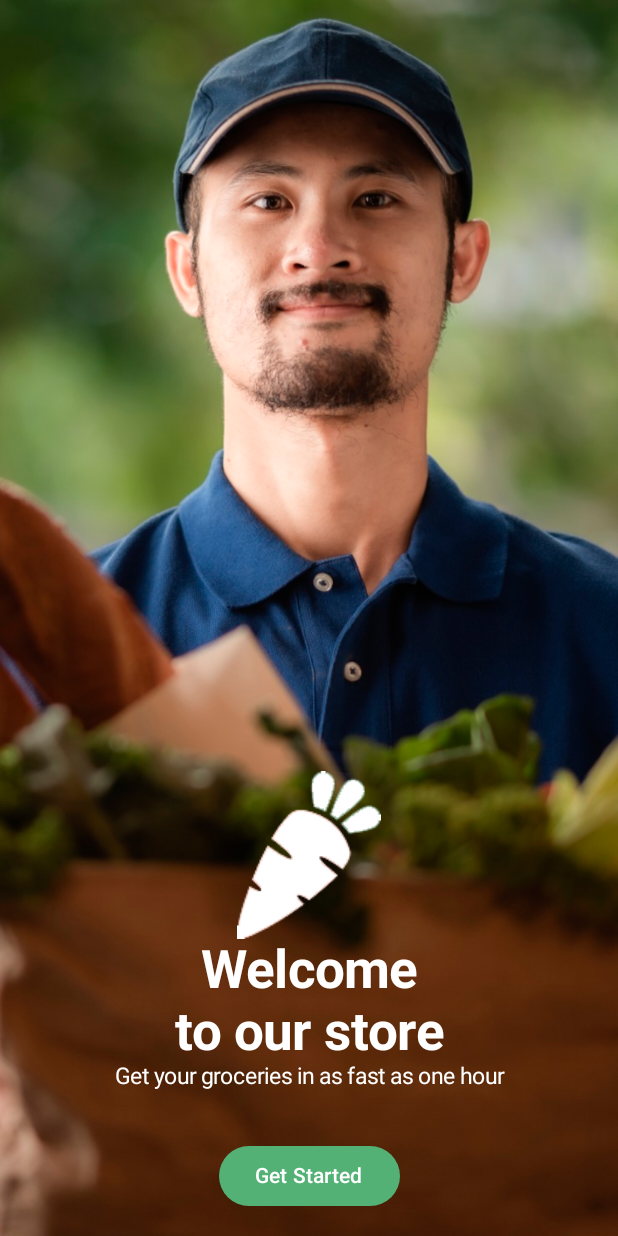
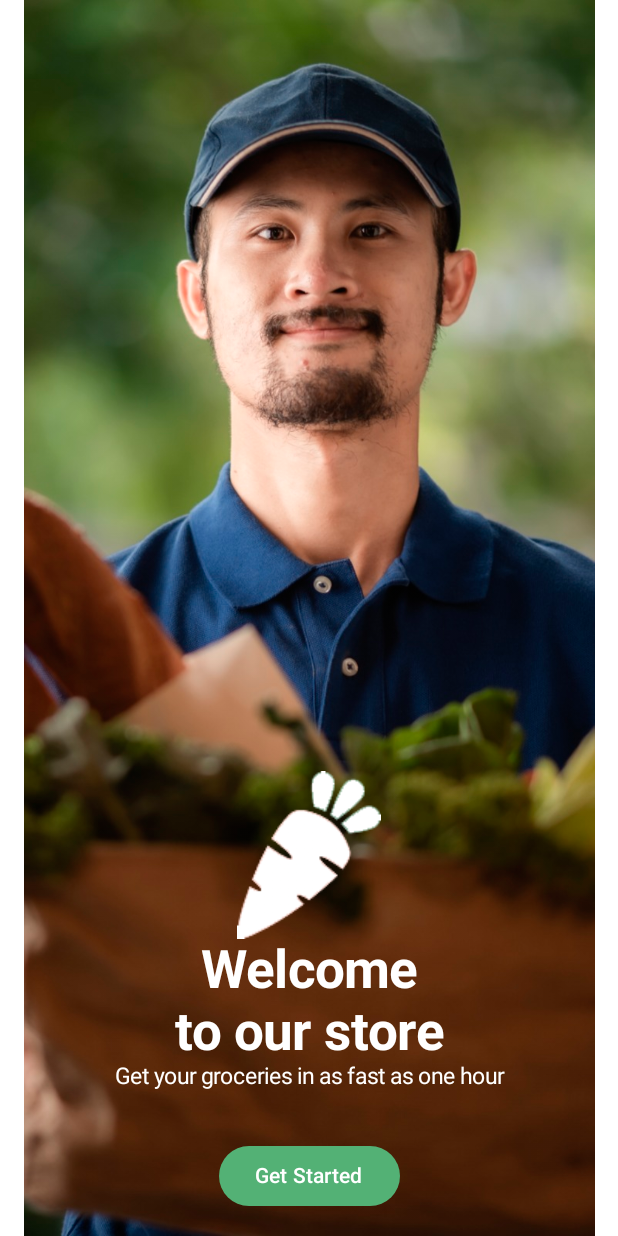
Before and after one commit to marianogrigera/Grupo7-ParcialTP3, an Android app built with Jetpack Compose: the @Preview function PreviewWelcomeScreen, on a phone screen of 412 x 824 dp. Run offline under Robolectric (Android 15) with nearby library versions, the phone set to English and light mode, and no system bars.

```diff
--- a/app/src/main/java/com/example/grupo7_parcialtp3/ui/theme/capas/inicio/Onboarding.kt
+++ /dev/null
@@ -1,96 +0,0 @@
-import android.os.Bundle
-import androidx.activity.ComponentActivity
-import androidx.activity.compose.setContent
-import androidx.compose.foundation.Image
-import androidx.compose.foundation.layout.* // Para manejar el espaciado
-import androidx.compose.material3.* // Para el botón y el tema
-import androidx.compose.runtime.Composable
-import androidx.compose.ui.Alignment // Para alinear elementos
-import androidx.compose.ui.Modifier
-import androidx.compose.ui.graphics.Color // Para el color
-import androidx.compose.ui.layout.ContentScale // Para ajustar la imagen
-import androidx.compose.ui.res.painterResource // Para cargar la imagen
-import androidx.compose.ui.unit.dp
-import androidx.compose.ui.unit.sp
-import androidx.compose.ui.text.font.FontWeight
-import androidx.compose.ui.tooling.preview.Preview
-import androidx.navigation.NavController
-import androidx.navigation.compose.rememberNavController // Agregar esta línea
-import com.example.grupo7_parcialtp3.R
-
-class Onboarding : ComponentActivity() {
-    override fun onCreate(savedInstanceState: Bundle?) {
-        super.onCreate(savedInstanceState)
-        setContent {
-            val navController = rememberNavController() // Crear NavController
-            WelcomeScreen(navController)
-        }
-    }
-}
-
-@Composable
-fun WelcomeScreen(navController: NavController) {
-    Box(
-        modifier = Modifier
-            .fillMaxSize() // Ocupa toda la pantalla
-    ) {
-        // Imagen de fondo
-        Image(
-            painter = painterResource(id = R.drawable.appnuestra2), // Reemplaza con tu imagen
-            contentDescription = "Background Image",
-            modifier = Modifier.fillMaxSize(),
-            contentScale = ContentScale.Crop // Ajusta la imagen para llenar la pantalla
-        )
-
-        // Contenido centrado
-        Column(
-            horizontalAlignment = Alignment.CenterHorizontally, // Centrar horizontalmente
-            verticalArrangement = Arrangement.Bottom, // Alinear elementos en la parte inferior
-            modifier = Modifier
-                .fillMaxSize() // Ocupa toda la pantalla para centrar el contenido
-                .padding(16.dp)
-        ) {
-            Image(
-                painter = painterResource(id = R.drawable.nuestraapp3), // Reemplaza con tu imagen
-                contentDescription = "Logo Image",
-                contentScale = ContentScale.Crop // Ajusta la imagen para llenar la pantalla
-            )
-            // Texto centrado
-            Text(
-                text = "Welcome",
-                fontSize = 35.sp, // Tamaño más grande del texto
-                fontWeight = FontWeight.Bold, // Texto en negrita
-                color = Color.White // Texto de color blanco
-            )
-            Text(
-                text = "to our store",
-                fontSize = 35.sp, // Tamaño más grande del texto
-                fontWeight = FontWeight.Bold, // Texto en negrita
-                color = Color.White // Texto de color blanco
-            )
-            Text(
-                text = "Get your groceries in as fast as one hour",
-                fontSize = 15.sp, // Tamaño más pequeño del texto
-                color = Color.White // Texto de color blanco
-            )
-
-            Spacer(modifier = Modifier.height(34.dp)) // Espacio entre el texto y el botón
-
-            // Botón centrado
-            Button(
-                modifier = Modifier.padding(horizontal = 50.dp),
-                onClick = { navController.navigate("signIn") }, // Navega a la pantalla de inicio de sesión
-                colors = ButtonDefaults.buttonColors(containerColor = Color(0xFF53B175)) // Color del botón
-            ) {
-                Text(text = "Get Started", color = Color.White) // Texto blanco en el botón
-            }
-        }
-    }
-}
-
-@Preview(showBackground = true)
-@Composable
-fun PreviewWelcomeScreen() {
-    val navController = rememberNavController() // Crear NavController para vista previa
-    WelcomeScreen(navController)
-}
--- /dev/null
+++ b/app/src/main/java/com/example/grupo7_parcialtp3/ui/theme/views/inicio/onboarding/Onboarding.kt
@@ -0,0 +1,85 @@
+package com.example.grupo7_parcialtp3.ui.theme.views.inicio.onboarding
+
+import android.os.Bundle
+import androidx.activity.ComponentActivity
+import androidx.activity.compose.setContent
+import androidx.compose.foundation.Image
+import androidx.compose.foundation.layout.* // Para manejar el espaciado
+import androidx.compose.material3.* // Para el botón y el tema
+import androidx.compose.runtime.Composable
+import androidx.compose.ui.Alignment // Para alinear elementos
+import androidx.compose.ui.Modifier
+import androidx.compose.ui.graphics.Color // Para el color
+import androidx.compose.ui.layout.ContentScale // Para ajustar la imagen
+import androidx.compose.ui.res.painterResource // Para cargar la imagen
+import androidx.compose.ui.unit.dp
+import androidx.compose.ui.unit.sp
+import androidx.compose.ui.text.font.FontWeight
+import androidx.compose.ui.tooling.preview.Preview
+import androidx.navigation.NavController
+import androidx.navigation.compose.rememberNavController // Agregar esta línea
+import com.example.grupo7_parcialtp3.R
+
+
+@Composable
+fun WelcomeScreen(navController: NavController) {
+    Box(
+        modifier = Modifier.fillMaxSize()
+    ) {
+        // Imagen de fondo
+        Image(
+            painter = painterResource(id = R.drawable.appnuestra2),
+            contentDescription = "Background Image",
+            modifier = Modifier.fillMaxSize()
+        )
+
+        // Contenido centrado
+        Column(
+            horizontalAlignment = Alignment.CenterHorizontally,
+            verticalArrangement = Arrangement.Bottom,
+            modifier = Modifier
+                .fillMaxSize()
+                .padding(16.dp)
+        ) {
+            Image(
+                painter = painterResource(id = R.drawable.nuestraapp3),
+                contentDescription = "Logo Image"
+            )
+            Text(
+                text = "Welcome",
+                fontSize = 35.sp,
+                fontWeight = FontWeight.Bold,
+                color = Color.White
+            )
+            Text(
+                text = "to our store",
+                fontSize = 35.sp,
+                fontWeight = FontWeight.Bold,
+                color = Color.White
+            )
+            Text(
+                text = "Get your groceries in as fast as one hour",
+                fontSize = 15.sp,
+                color = Color.White
+            )
+
+            Spacer(modifier = Modifier.height(34.dp))
+
+            Button(
+                modifier = Modifier.padding(horizontal = 50.dp),
+                onClick = { navController.navigate("signIn") },
+                colors = ButtonDefaults.buttonColors(containerColor = Color(0xFF53B175))
+            ) {
+                Text(text = "Get Started", color = Color.White)
+            }
+        }
+    }
+}
+
+
+@Preview(showBackground = true)
+@Composable
+fun PreviewWelcomeScreen() {
+    val navController = rememberNavController() // Crear NavController para vista previa
+    WelcomeScreen(navController)
+}
```
Also changed, not shown: app/src/main/java/com/example/grupo7_parcialtp3/MainActivity.kt (+19 -18 lines), app/src/main/java/com/example/grupo7_parcialtp3/ui/theme/capas/screens/AccountScreen.kt (+1 -118 lines), app/src/main/java/com/example/grupo7_parcialtp3/ui/theme/views/inicio/signin/SignIn.kt (renamed from app/src/main/java/com/example/grupo7_parcialtp3/ui/theme/capas/inicio/SignIn.kt, +39 -15 lines), app/src/main/java/com/example/grupo7_parcialtp3/ui/theme/views/inicio/signup/SignUp.kt (renamed from app/src/main/java/com/example/grupo7_parcialtp3/ui/theme/capas/inicio/SignUp.kt, +0 -10 lines), app/src/main/java/com/example/grupo7_parcialtp3/ui/theme/views/inicio/splash/SplashScreen.kt (renamed from app/src/main/java/com/example/grupo7_parcialtp3/ui/theme/capas/inicio/SplashScreen.kt, +15 -26 lines), app/src/main/java/com/example/grupo7_parcialtp3/ui/theme/views/inicio/SelectLocation.kt (renamed from app/src/main/java/com/example/grupo7_parcialtp3/ui/theme/capas/inicio/SelectLocation.kt), app/src/main/res/drawable/ic_nectar2.png (renamed from app/src/main/res/drawable/ic_nectar.png).
